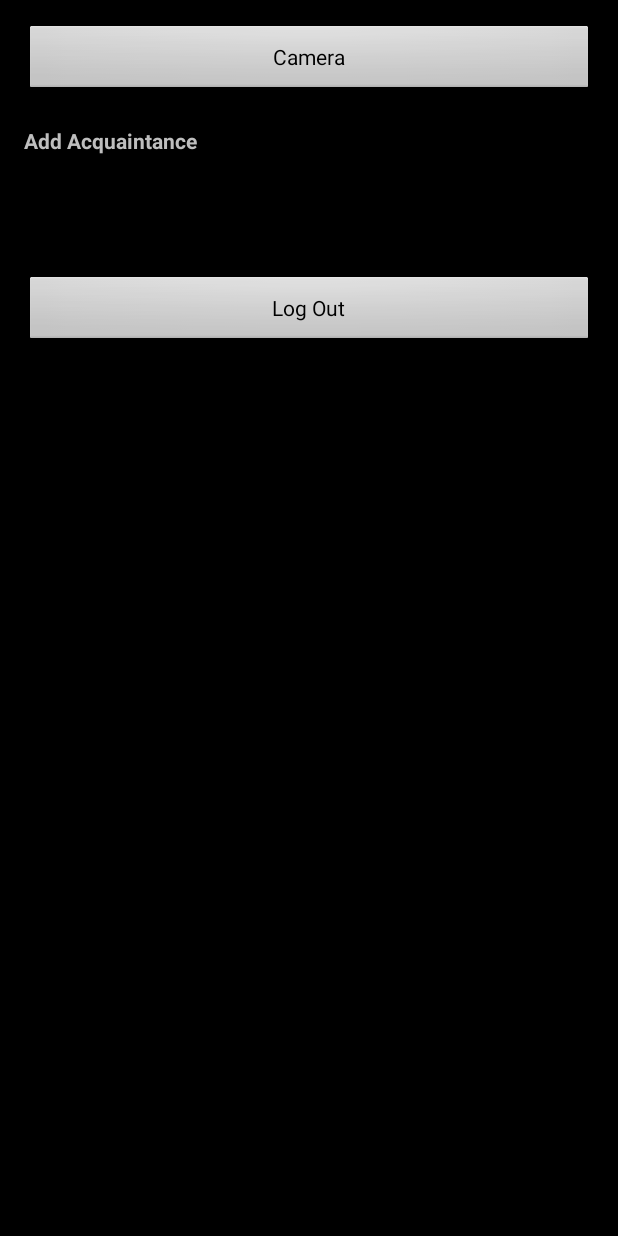
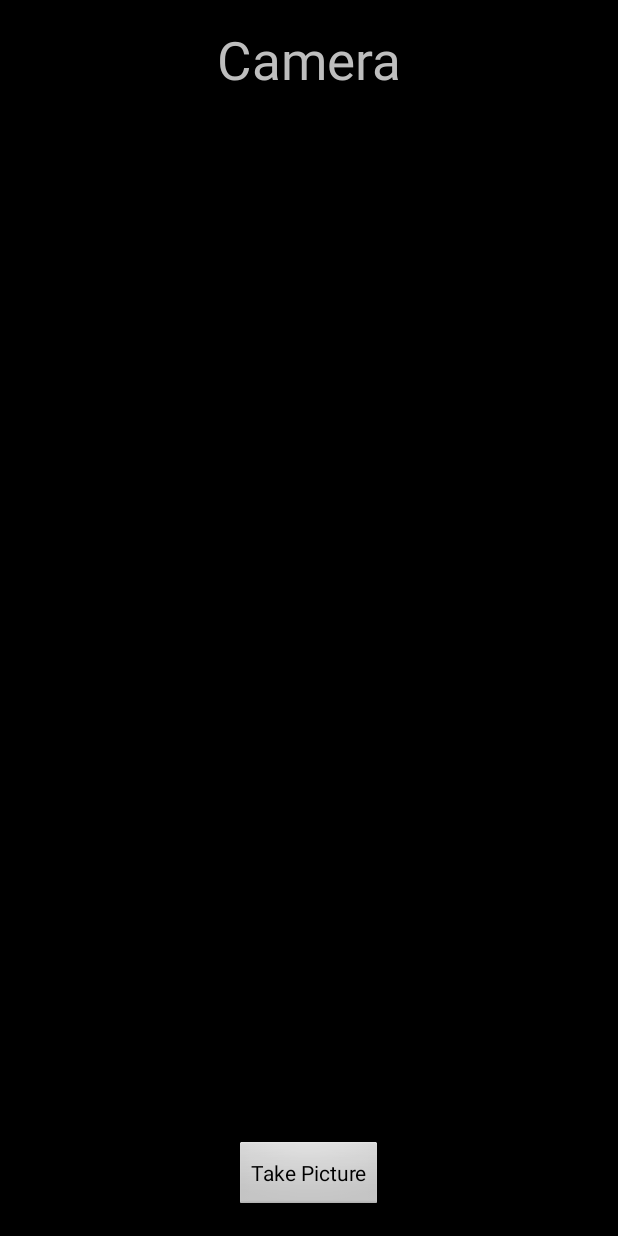
Before and after one commit to Alzheimers480/AndClientUI, an Android app: the UserActivity screen opened directly, with no data from a screen before it, after a tap on "Camera", on a phone screen of 412 x 824 dp. Run offline under Robolectric (Android 15) with nearby library versions, the phone set to English and light mode, and no system bars.

Commit message:
Merged App
Added picture.java and needed code changes

```diff
--- a/android-master/android-master/src/main/AndroidManifest.xml
+++ b/android-master/android-master/src/main/AndroidManifest.xml
@@ -33,6 +33,8 @@
             android:theme="@android:style/Theme.NoTitleBar"/>
         <activity android:name=".AddActivity"
             android:theme="@android:style/Theme.NoTitleBar"></activity>
+        <activity android:name=".Picture"
+            android:theme="@android:style/Theme.NoTitleBar"></activity>
     </application>
 
 </manifest>
--- a/android-master/android-master/src/main/java/com/cse480/alzand/AddActivity.java
+++ b/android-master/android-master/src/main/java/com/cse480/alzand/AddActivity.java
@@ -2,7 +2,6 @@ package com.cse480.alzand;
 
 import android.app.Activity;
 import android.content.Intent;
-import android.support.v7.app.ActionBarActivity;
 import android.os.Bundle;
 import android.text.Editable;
 import android.text.TextUtils;
@@ -109,7 +108,7 @@ public class AddActivity extends Activity implements View.OnClickListener{
                     startActivity(new Intent(this, AddActivity.class));
                 }
                 else{
-                    //startActivity(new Intent(this, TakePicture.class)); Josh's cam classname needed for 5 pics
+                    startActivity(new Intent(this, Picture.class)); //Josh's cam classname needed for 5 pics
                 }
                 break;
             case R.id.tvCancel:
--- a/android-master/android-master/src/main/java/com/cse480/alzand/CreateUser.java
+++ b/android-master/android-master/src/main/java/com/cse480/alzand/CreateUser.java
@@ -2,7 +2,6 @@ package com.cse480.alzand;
 
 import android.app.Activity;
 import android.content.Intent;
-import android.support.v7.app.ActionBarActivity;
 import android.os.Bundle;
 import android.text.Editable;
 import android.text.TextUtils;
--- a/android-master/android-master/src/main/java/com/cse480/alzand/ForgotPassword.java
+++ b/android-master/android-master/src/main/java/com/cse480/alzand/ForgotPassword.java
@@ -2,7 +2,6 @@ package com.cse480.alzand;
 
 import android.app.Activity;
 import android.content.Intent;
-import android.support.v7.app.ActionBarActivity;
 import android.os.Bundle;
 import android.text.Editable;
 import android.text.TextUtils;
--- /dev/null
+++ b/android-master/android-master/src/main/java/com/cse480/alzand/Picture.java
@@ -0,0 +1,74 @@
+package com.cse480.alzand;
+
+import android.app.Activity;
+import android.content.Intent;
+
+import android.os.Bundle;
+import android.view.View;
+import android.widget.Button;
+import android.widget.TextView;
+
+import android.bluetooth.BluetoothAdapter;
+import android.bluetooth.BluetoothDevice;
+
+import android.content.ClipData;
+import android.content.ClipboardManager;
+import android.content.DialogInterface;
+import android.content.Intent;
+import android.content.IntentFilter;
+
+import android.graphics.Bitmap;
+import android.os.BatteryManager;
+
+import android.os.Bundle;
+
+
+import android.view.Menu;
+import android.view.MenuItem;
+import android.view.View;
+
+import android.widget.ArrayAdapter;
+import android.widget.Button;
+import android.widget.EditText;
+import android.widget.ImageView;
+import android.widget.ListView;
+import android.widget.TextView;
+import android.widget.Toast;
+
+import java.util.ArrayList;
+import java.util.Set;
+
+public class Picture extends Activity{
+    Button b111;
+    ImageView iv;
+
+    @Override
+    protected void onCreate(Bundle savedInstanceState) {
+        super.onCreate(savedInstanceState);
+        setContentView(R.layout.activity_picture);
+
+        b111 = (Button) findViewById(R.id.btnPicture);
+        iv = (ImageView) findViewById(R.id.imageView);
+
+        b111.setOnClickListener(new View.OnClickListener() {
+            @Override
+            public void onClick(View v) {
+                Intent intent = new Intent(android.provider.MediaStore.ACTION_IMAGE_CAPTURE);
+                startActivityForResult(intent, 0);
+            }
+        });
+    }
+
+    protected void onActivityResult(int requestCode, int resultCode, Intent data) {
+        // TODO Auto-generated method stub
+        super.onActivityResult(requestCode, resultCode, data);
+
+        Bitmap bp = (Bitmap) data.getExtras().get("data");
+        iv.setImageBitmap(bp);
+    }
+
+    @Override
+    protected void onDestroy() {
+        super.onDestroy();
+    }
+}
--- a/android-master/android-master/src/main/java/com/cse480/alzand/UserActivity.java
+++ b/android-master/android-master/src/main/java/com/cse480/alzand/UserActivity.java
@@ -2,7 +2,6 @@ package com.cse480.alzand;
 
 import android.app.Activity;
 import android.content.Intent;
-import android.support.v7.app.ActionBarActivity;
 import android.os.Bundle;
 import android.view.View;
 import android.widget.Button;
@@ -35,7 +34,7 @@ public class UserActivity extends Activity implements View.OnClickListener{
                 startActivity(new Intent(this, MainActivity.class));
                 break;
             case R.id.b1:
-                //startActivity(new Intent(this, TakePicture.class)); Josh's cam classname needed
+                startActivity(new Intent(this, Picture.class)); //Josh's cam classname needed
                 break;
             case R.id.tvAcquaintance:
                     startActivity(new Intent(this, AddActivity.class));
--- /dev/null
+++ b/android-master/android-master/src/main/res/layout/activity_picture.xml
@@ -0,0 +1,37 @@
+<?xml version="1.0" encoding="utf-8"?>
+<RelativeLayout xmlns:android="http://schemas.android.com/apk/res/android"
+   xmlns:tools="http://schemas.android.com/tools" android:layout_width="match_parent"
+   android:layout_height="match_parent" android:paddingLeft="@dimen/activity_horizontal_margin"
+   android:paddingRight="@dimen/activity_horizontal_margin"
+   android:paddingTop="@dimen/activity_vertical_margin"
+   android:paddingBottom="@dimen/activity_vertical_margin" tools:context=".MainActivity">
+
+   <TextView android:text="Camera" android:layout_width="wrap_content"
+      android:layout_height="wrap_content"
+      android:id="@+id/textview"
+      android:textSize="35dp"
+      android:layout_alignParentTop="true"
+      android:layout_centerHorizontal="true" />
+
+    <SurfaceView
+      android:id="@+id/surfaceView"
+      android:layout_width="match_parent"
+      android:layout_height="0dp"
+      android:layout_weight="1"/>
+
+    <ImageView
+        android:layout_width="wrap_content"
+        android:layout_height="wrap_content"
+        android:id="@+id/imageView"
+        android:layout_centerVertical="true"
+        android:layout_centerHorizontal="true" />
+
+    <Button
+        android:layout_width="wrap_content"
+        android:layout_height="wrap_content"
+        android:text="Take Picture"
+        android:id="@+id/btnPicture"
+        android:layout_alignParentBottom="true"
+        android:layout_centerHorizontal="true" />
+
+</RelativeLayout>
```
Also changed, not shown: 123 other files.
